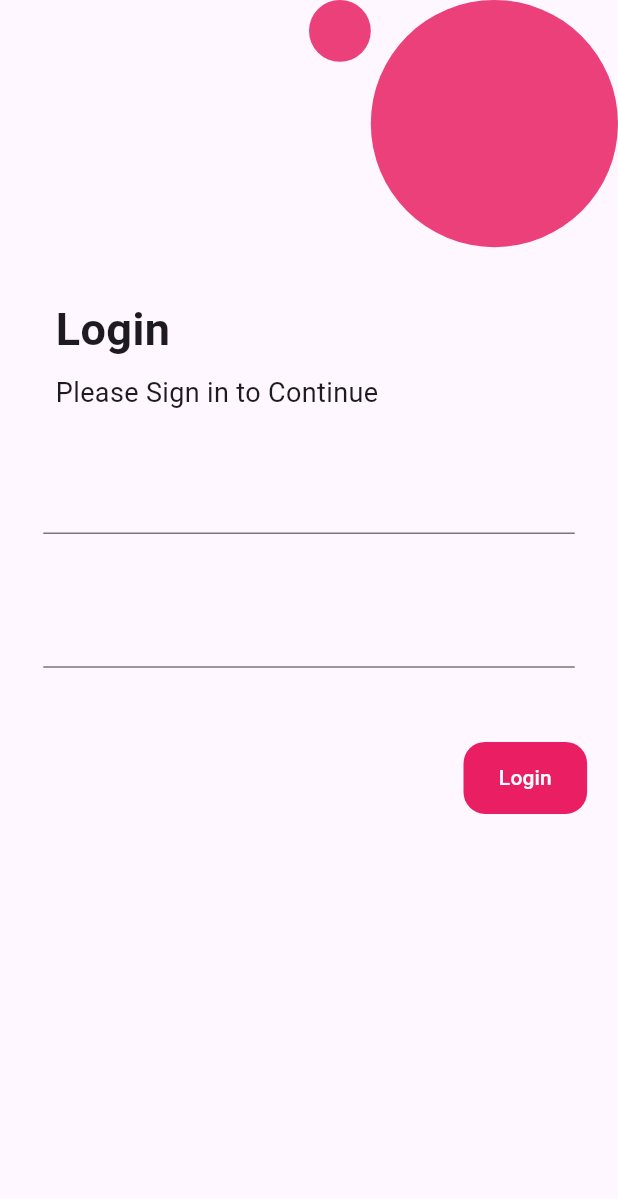
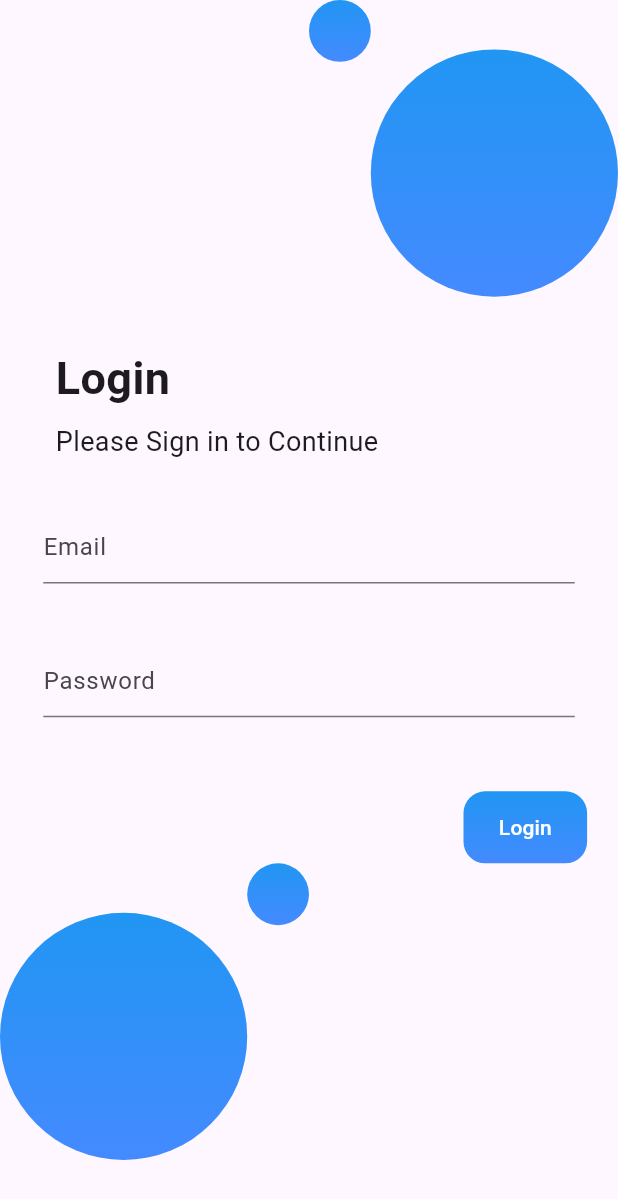
Before and after one commit to justaman045/spendwise, a Flutter app: the Login screen opened by its route, on a phone screen of 412 x 824 dp. Shown: the top 1199 px of the screen. Run offline on Flutter 3.47's test engine with Material 3 defaults, Android fonts, the phone set to English and light mode, and no system bars; our stand-ins replace countup, google_nav_bar, line_icons.

Commit message:
Updated and built Login Page

```diff
--- a/lib/Components/google_nav_bar_bottom.dart
+++ b/lib/Components/google_nav_bar_bottom.dart
@@ -2,6 +2,7 @@ import "package:flutter/material.dart";
 import "package:google_nav_bar/google_nav_bar.dart";
 import 'package:line_icons/line_icons.dart';
 import "package:spendwise/Requirements/data.dart";
+import "package:spendwise/Screens/home_page.dart";
 import "package:spendwise/Screens/login.dart";
 
 // have to install this dependeancy
@@ -59,8 +60,13 @@ class _GoogleNavBarBottomState extends State<GoogleNavBarBottom> {
                 ),
                 GButton(
                   onPressed: () {
-                    Navigator.push(context,
-                        MaterialPageRoute(builder: (context) => const Login()));
+                    print(ModalRoute.of(context)?.settings.name);
+                    if (ModalRoute.of(context)?.settings.name != "/") {
+                      // Navigator.push(
+                      //     context,
+                      //     MaterialPageRoute(
+                      //         builder: (context) => const Login()));
+                    }
                   },
                   icon: Icons.payment_rounded,
                   text: navBars[1],
--- /dev/null
+++ b/lib/Components/gradient_color.dart
@@ -0,0 +1,12 @@
+import 'package:flutter/material.dart';
+
+LinearGradient colorsOfGradient() {
+  return const LinearGradient(
+    begin: Alignment.topLeft,
+    end: Alignment.bottomLeft,
+    colors: [
+      Colors.blue,
+      Colors.blueAccent,
+    ],
+  );
+}
--- /dev/null
+++ b/lib/Components/login_ball.dart
@@ -0,0 +1,33 @@
+import 'package:flutter/material.dart';
+import 'package:spendwise/Components/gradient_color.dart';
+
+class LoginBall extends StatelessWidget {
+  const LoginBall({
+    super.key,
+    required this.width,
+    required this.height,
+    required this.widthOfBall,
+    required this.heightOfBall,
+    required this.radiusOfBall,
+  });
+
+  final double width;
+  final double height;
+  final double widthOfBall;
+  final double heightOfBall;
+  final double radiusOfBall;
+
+  @override
+  Widget build(BuildContext context) {
+    return Container(
+      decoration: BoxDecoration(
+        gradient: colorsOfGradient(),
+        borderRadius: BorderRadius.all(
+          Radius.circular(width * radiusOfBall),
+        ),
+      ),
+      width: width * widthOfBall,
+      height: height * heightOfBall,
+    );
+  }
+}
--- a/lib/Components/recent_transaction_header.dart
+++ b/lib/Components/recent_transaction_header.dart
@@ -16,7 +16,7 @@ class RecentTransactionHeader extends StatelessWidget {
         mainAxisAlignment: MainAxisAlignment.spaceBetween,
         children: [
           const Text(
-            "Recent Transaction",
+            "Today's Transaction",
             style: TextStyle(
               fontSize: 22.0,
               fontWeight: FontWeight.bold,
--- a/lib/Requirements/data.dart
+++ b/lib/Requirements/data.dart
@@ -11,7 +11,7 @@ const List<String> routes = [
   "cashentry",
   "wallets"
 ];
-const bool loggedin = true;
+const bool loggedin = false;
 const int balance = 6123;
 const double income = 22600;
 const List<String> navBars = [
--- a/lib/Screens/login.dart
+++ b/lib/Screens/login.dart
@@ -1,10 +1,7 @@
 import 'package:flutter/material.dart';
-import 'package:spendwise/Components/available_balance.dart';
-import 'package:spendwise/Components/current_flow.dart';
-import 'package:spendwise/Components/recent_transaction_header.dart';
-import 'package:spendwise/Components/transaction_widget.dart';
+import 'package:spendwise/Components/gradient_color.dart';
+import 'package:spendwise/Components/login_ball.dart';
 import 'package:spendwise/Requirements/data.dart';
-import 'package:spendwise/Requirements/transaction.dart';
 
 class Login extends StatelessWidget {
   const Login({super.key});
@@ -13,8 +10,6 @@ class Login extends StatelessWidget {
   Widget build(BuildContext context) {
     final width = MediaQuery.of(context).size.width;
     final height = MediaQuery.of(context).size.height;
-    final todaysTransactions =
-        transactions.where(isTransactionForToday).toList();
 
     return Scaffold(
       body: SafeArea(
@@ -26,26 +21,22 @@ class Login extends StatelessWidget {
               children: [
                 Padding(
                   padding: EdgeInsets.only(left: width * 0.5),
-                  child: Container(
-                    decoration: BoxDecoration(
-                      color: Colors.pink.shade400,
-                      borderRadius: BorderRadius.all(
-                        Radius.circular(width * 0.2),
-                      ),
-                    ),
-                    width: width * 0.1,
-                    height: height * 0.05,
+                  child: LoginBall(
+                      width: width,
+                      height: height,
+                      widthOfBall: 0.1,
+                      heightOfBall: 0.05,
+                      radiusOfBall: 0.2),
+                ),
+                Padding(
+                  padding: EdgeInsets.only(top: height * 0.04),
+                  child: LoginBall(
+                    width: width,
+                    height: height,
+                    widthOfBall: 0.4,
+                    heightOfBall: 0.2,
+                    radiusOfBall: 0.2,
                   ),
-                ),
-                Container(
-                  decoration: BoxDecoration(
-                    color: Colors.pink.shade400,
-                    borderRadius: BorderRadius.all(
-                      Radius.circular(width * 0.2),
-                    ),
-                  ),
-                  width: width * 0.4,
-                  height: height * 0.2,
                 ),
               ],
             ),
@@ -71,14 +62,23 @@ class Login extends StatelessWidget {
                 horizontal: width * 0.07,
                 vertical: height * 0.04,
               ),
-              child: TextFormField(),
+              child: TextFormField(
+                decoration: InputDecoration(
+                  hintText: "Email",
+                ),
+              ),
             ),
             Padding(
               padding: EdgeInsets.symmetric(
                 horizontal: width * 0.07,
                 vertical: height * 0.01,
               ),
-              child: TextFormField(),
+              child: TextFormField(
+                obscureText: true,
+                decoration: const InputDecoration(
+                  hintText: "Password",
+                ),
+              ),
             ),
             Padding(
               padding: EdgeInsets.only(
@@ -87,9 +87,11 @@ class Login extends StatelessWidget {
               ),
               child: Container(
                 decoration: BoxDecoration(
-                    color: Colors.pink,
-                    borderRadius:
-                        BorderRadius.all(Radius.circular(width * 0.035))),
+                  gradient: colorsOfGradient(),
+                  borderRadius: BorderRadius.all(
+                    Radius.circular(width * 0.035),
+                  ),
+                ),
                 width: width * 0.2,
                 child: TextButton(
                   onPressed: () {
@@ -104,6 +106,28 @@ class Login extends StatelessWidget {
                 ),
               ),
             ),
+            Row(
+              crossAxisAlignment: CrossAxisAlignment.start,
+              children: [
+                Padding(
+                  padding: EdgeInsets.only(top: height * 0.04),
+                  child: LoginBall(
+                    width: width,
+                    height: height,
+                    widthOfBall: 0.4,
+                    heightOfBall: 0.2,
+                    radiusOfBall: 0.2,
+                  ),
+                ),
+                LoginBall(
+                  width: width,
+                  height: height,
+                  widthOfBall: 0.1,
+                  heightOfBall: 0.05,
+                  radiusOfBall: 0.2,
+                ),
+              ],
+            ),
           ],
         ),
       ),
```
